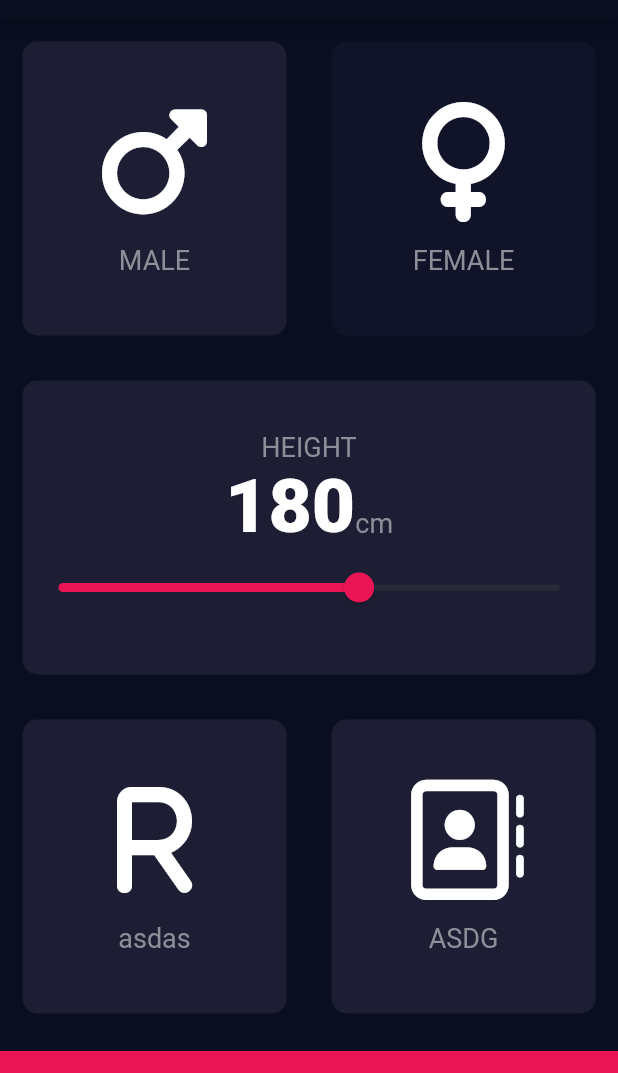
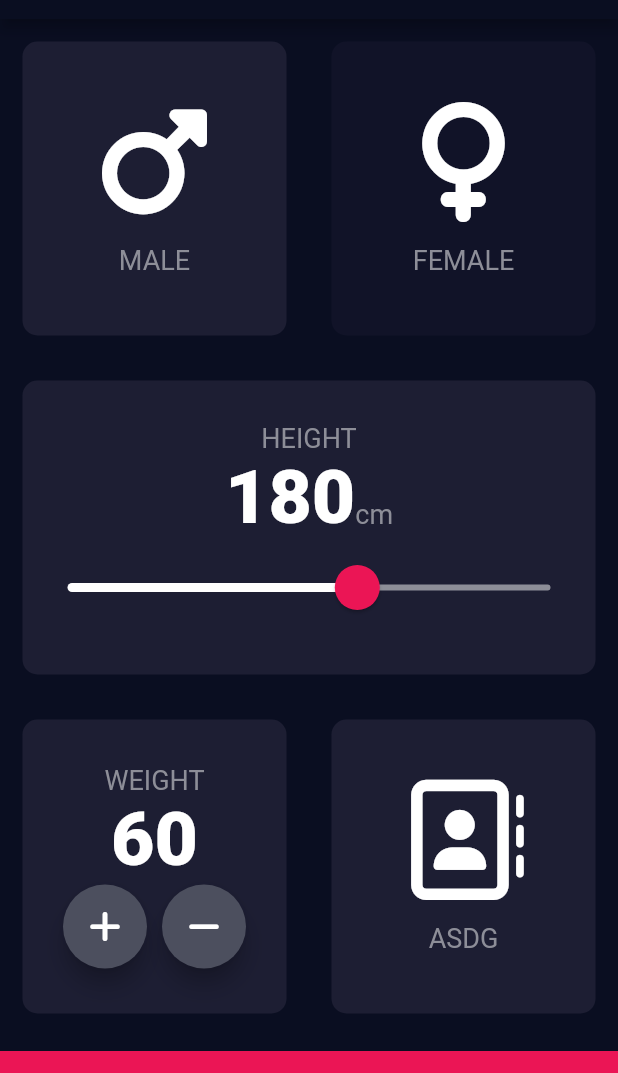
Before and after one commit to codewithjaspreet/bmi_calculator, a Flutter app: the screen it shows after launch, on a phone screen of 412 x 824 dp, the part 65-1138 px from its top. Run offline on Flutter 3.47's test engine with Material 2 defaults, Android fonts, the phone set to English and light mode, and no system bars; our stand-ins replace font_awesome_flutter.

```diff
--- a/lib/inputpage.dart
+++ b/lib/inputpage.dart
@@ -21,6 +21,7 @@ class _InputPageState extends State<InputPage> {
   Color femaleCardColor = kInactiveCardColour;
   late Gender selectedGender = Gender.male;
   int height = 180;
+  int weight = 60;
 
   @override
   Widget build(BuildContext context) {
@@ -92,7 +93,18 @@ class _InputPageState extends State<InputPage> {
                         ),
                       ],
                     ),
-                    Slider(
+                    SliderTheme(
+                      data: SliderTheme.of(context).copyWith(
+                        inactiveTrackColor: Color(0xFF8D8E98),
+                        activeTrackColor: Colors.white,
+                        thumbShape:
+                            RoundSliderThumbShape(enabledThumbRadius: 15.0),
+                        overlayShape:
+                            RoundSliderOverlayShape(overlayRadius: 30.0),
+                        thumbColor: Color(0xFFEB1555),
+                        overlayColor: Color(0x29EB1555),
+                      ),
+                      child: Slider(
                         value: height.toDouble(),
                         onChanged: (double newValue) {
                           setState(() {
@@ -101,8 +113,7 @@ class _InputPageState extends State<InputPage> {
                         },
                         min: 120.0,
                         max: 220.0,
-                      activeColor: Color(0xFFEB1555),
-                      inactiveColor: Color(0xFF8D898),
+                      ),
                     )
                   ],
                 ),
@@ -114,9 +125,28 @@ class _InputPageState extends State<InputPage> {
                 Expanded(
                     child: ReusableCard(
                   colour: kActiveCardColour,
-                  cardChild: IconReuse(
-                    label: 'asdas',
-                    icon: FontAwesomeIcons.r,
+                  cardChild: Column(
+                    mainAxisAlignment: MainAxisAlignment.center,
+                    children: <Widget>[
+                      Text(
+                        'WEIGHT',
+                        style: kLabelTextStyle,
+                      ),
+                      Text(
+                        weight.toString(),
+                        style: kMiddleTextStyle,
+                      ),
+                      Row(
+                        mainAxisAlignment: MainAxisAlignment.center,
+                        children: [
+                          RoundIconButton(icon: FontAwesomeIcons.plus),
+                          SizedBox(
+                            width: 10.0,
+                          ),
+                          RoundIconButton(icon: FontAwesomeIcons.minus),
+                        ],
+                      )
+                    ],
                   ),
                   onPress: () {},
                 )),
@@ -142,3 +172,22 @@ class _InputPageState extends State<InputPage> {
         ));
   }
 }
+
+class RoundIconButton extends StatelessWidget {
+  RoundIconButton({required this.icon});
+  final IconData icon;
+  @override
+  Widget build(BuildContext context) {
+    return RawMaterialButton(
+      elevation: 6.0,
+      child: Icon(icon),
+      constraints: BoxConstraints.tightFor(
+        width: 56.0,
+        height: 56.0,
+      ),
+      shape: CircleBorder(),
+      fillColor: Color(0xFF4C4F5E),
+      onPressed: () {},
+    );
+  }
+}
```
Lines whose indentation alone changed are shown as unchanged.
